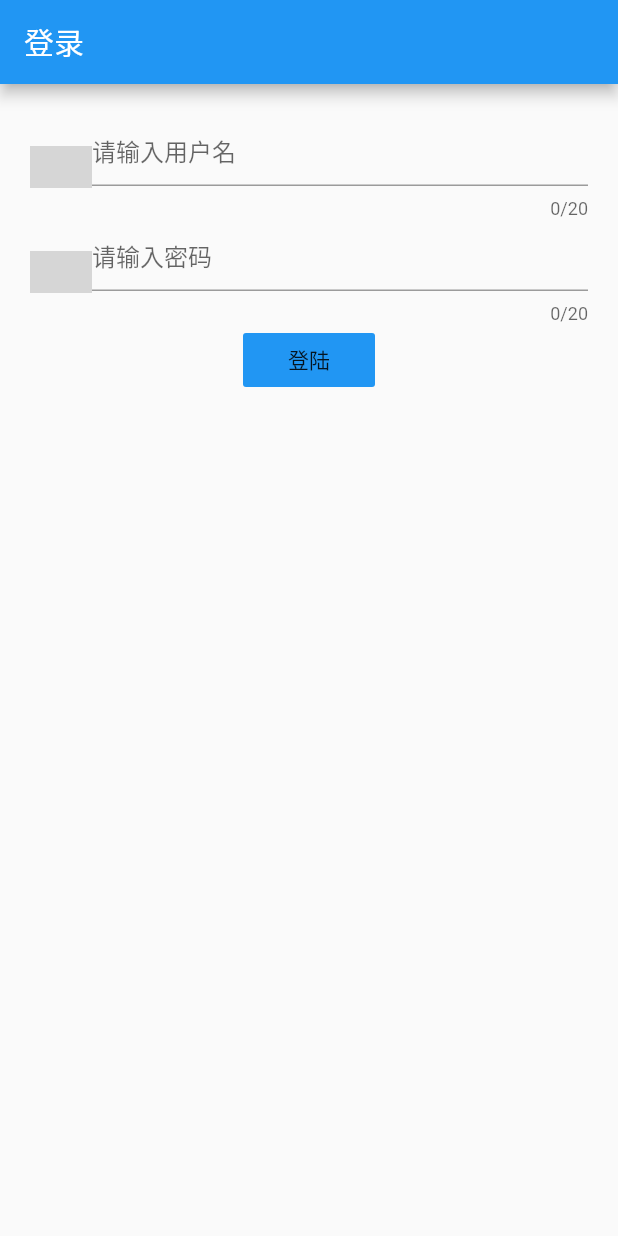
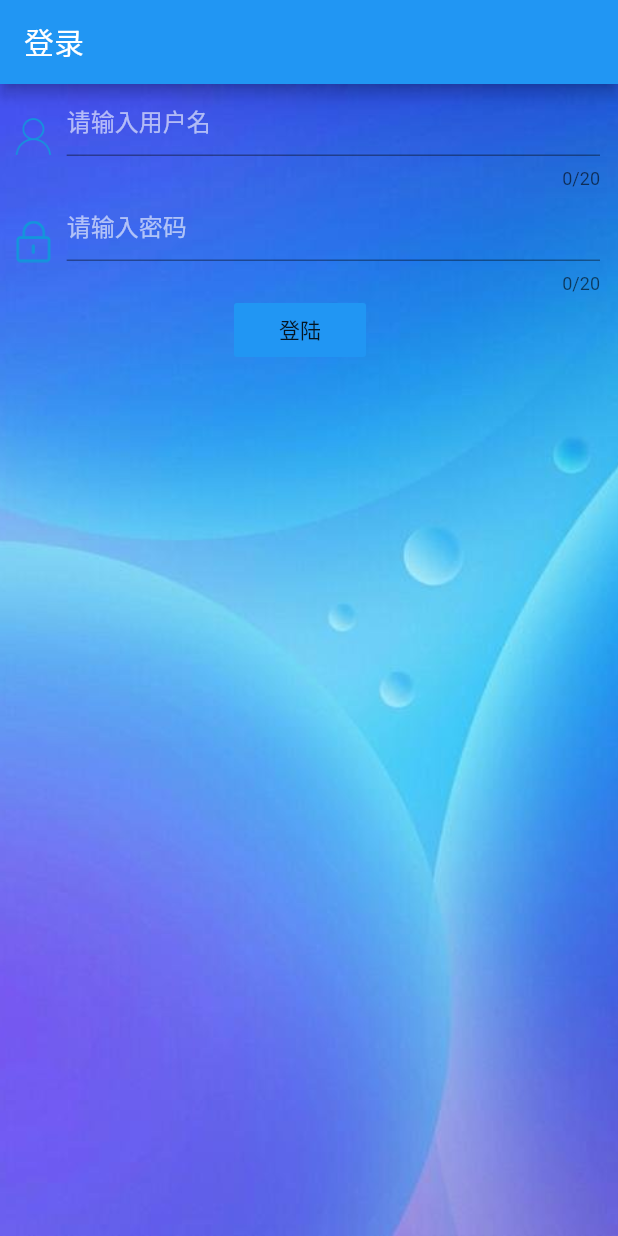
Before and after one commit to EarlyAnt/flutterApp, a Flutter app: the screen it shows after launch, on a phone screen of 412 x 824 dp. Run offline on Flutter 3.47's test engine with Material 2 defaults, Android fonts, the light colour scheme and no system bars; our stand-ins replace dio; grey boxes are pictures that could not be loaded.

Commit message:
1.图片文件移到根目录。 2.页面增加Container根节点，并设置decoration属性，实现了背景图的效果。

```diff
--- a/flutterapp/lib/pages/login/loginView.dart
+++ b/flutterapp/lib/pages/login/loginView.dart
@@ -21,8 +21,12 @@ class _LoginViewState extends State<LoginView> {
         appBar: AppBar(
           title: Text('登录', textAlign: TextAlign.center),
         ),
-        body: Padding(
-          padding: EdgeInsets.all(20),
+        body: Container(
+          padding: EdgeInsets.fromLTRB(0.0, 0.0, 12.0, 0.0),
+          decoration: BoxDecoration(
+              image: DecorationImage(
+                  image: AssetImage('assets/images/b1.jpg'),
+                  fit: BoxFit.cover)),
           child: Column(
             children: <Widget>[
               Row(
@@ -32,9 +36,8 @@ class _LoginViewState extends State<LoginView> {
                   Expanded(
                     flex: 1,
                     //child: Icon(Icons.home, size: 28),
-                    child: Image.file(
-                      File(
-                          '/Users/gaobo/FlutterPractice/flutterApp/flutterapp/lib/assets/images/user.png'),
+                    child: Image.asset(
+                      "assets/images/user.png",
                       width: 28.0,
                       height: 28.0,
                     ),
@@ -42,9 +45,12 @@ class _LoginViewState extends State<LoginView> {
                   Expanded(
                     flex: 8,
                     child: TextField(
-                      decoration: InputDecoration(hintText: '请输入用户名'),
+                      decoration: InputDecoration(
+                          hintText: '请输入用户名',
+                          hintStyle: TextStyle(color: Colors.white60)),
                       maxLines: 1,
                       maxLength: 20,
+                      style: TextStyle(color: Colors.white),
                       controller: _userName,
                     ),
                     // ),
@@ -56,9 +62,8 @@ class _LoginViewState extends State<LoginView> {
                   Expanded(
                     flex: 1,
                     // child: Icon(Icons.pages, size: 28),
-                    child: Image.file(
-                      File(
-                          '/Users/gaobo/FlutterPractice/flutterApp/flutterapp/lib/assets/images/password.png'),
+                    child: Image.asset(
+                      "assets/images/password.png",
                       width: 28.0,
                       height: 28.0,
                     ),
@@ -66,9 +71,12 @@ class _LoginViewState extends State<LoginView> {
                   Expanded(
                     flex: 8,
                     child: TextField(
-                      decoration: InputDecoration(hintText: '请输入密码'),
+                      decoration: InputDecoration(
+                          hintText: '请输入密码',
+                          hintStyle: TextStyle(color: Colors.white60)),
                       maxLines: 1,
                       maxLength: 20,
+                      style: TextStyle(color: Colors.white),
                       controller: _password,
                     ),
                   ),
--- a/flutterapp/pubspec.yaml
+++ b/flutterapp/pubspec.yaml
@@ -47,6 +47,9 @@ flutter:
   uses-material-design: true
   # To add assets to your application, add an assets section, like this:
   assets:
+    - assets/images/b1.jpg
+    - assets/images/b2.png
+    - assets/images/b3.jpg
     - assets/images/user.png
     - assets/images/password.png
 
```
Also changed, not shown: flutterapp/assets/images/01.jpg (renamed from flutterapp/lib/assets/images/01.jpg), flutterapp/assets/images/02.jpg (renamed from flutterapp/lib/assets/images/02.jpg), flutterapp/assets/images/03.jpg (renamed from flutterapp/lib/assets/images/03.jpg), flutterapp/assets/images/04.jpg (renamed from flutterapp/lib/assets/images/04.jpg), flutterapp/assets/images/05.jpg (renamed from flutterapp/lib/assets/images/05.jpg), flutterapp/assets/images/06.jpg (renamed from flutterapp/lib/assets/images/06.jpg), flutterapp/assets/images/07.jpg (renamed from flutterapp/lib/assets/images/07.jpg), flutterapp/assets/images/08.jpg (renamed from flutterapp/lib/assets/images/08.jpg), flutterapp/assets/images/b1.jpg (renamed from flutterapp/lib/assets/images/b1.jpg), flutterapp/assets/images/b2.png (renamed from flutterapp/lib/assets/images/b2.png), flutterapp/assets/images/b3.jpg (renamed from flutterapp/lib/assets/images/b3.jpg), flutterapp/assets/images/password.png (renamed from flutterapp/lib/assets/images/password.png), flutterapp/assets/images/qq.png (renamed from flutterapp/lib/assets/images/qq.png), flutterapp/assets/images/taobao.png (renamed from flutterapp/lib/assets/images/taobao.png), 2 more files.
